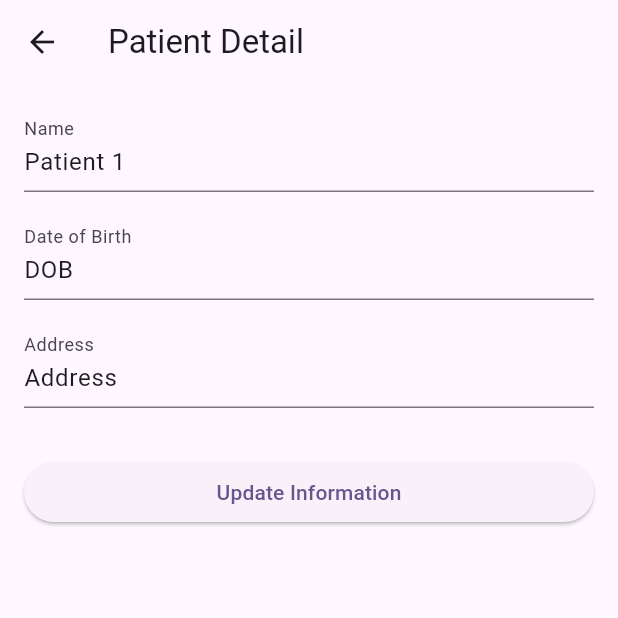
After one commit to RAM6IOS/Doctor-Office-Management, a Flutter app: the PatientListScreen screen opened directly, after a tap on "Patient 1", on a phone screen of 412 x 824 dp, the top half of it. The commit adds this screen. Run offline on Flutter 3.47's test engine with Material 2 defaults, Android fonts, the phone set to English and light mode, and no system bars.

Commit message:
first commit

```diff
--- /dev/null
+++ b/lib/PatientDetailScreen.dart
@@ -0,0 +1,67 @@
+import 'package:flutter/material.dart';
+
+class PatientDetailScreen extends StatefulWidget {
+  final String patientName;
+  final String patientDOB;
+  final String patientAddress;
+
+  PatientDetailScreen({
+    required this.patientName,
+    required this.patientDOB,
+    required this.patientAddress,
+  });
+
+  @override
+  _PatientDetailScreenState createState() => _PatientDetailScreenState();
+}
+
+class _PatientDetailScreenState extends State<PatientDetailScreen> {
+  TextEditingController nameController = TextEditingController();
+  TextEditingController dobController = TextEditingController();
+  TextEditingController addressController = TextEditingController();
+
+  @override
+  void initState() {
+    super.initState();
+    nameController.text = widget.patientName;
+    dobController.text = widget.patientDOB;
+    addressController.text = widget.patientAddress;
+  }
+
+  @override
+  Widget build(BuildContext context) {
+    return Scaffold(
+      appBar: AppBar(title: Text('Patient Detail')),
+      body: Padding(
+        padding: const EdgeInsets.all(16.0),
+        child: Column(
+          crossAxisAlignment: CrossAxisAlignment.stretch,
+          children: [
+            TextFormField(
+              controller: nameController,
+              decoration: InputDecoration(labelText: 'Name'),
+            ),
+            SizedBox(height: 16),
+            TextFormField(
+              controller: dobController,
+              decoration: InputDecoration(labelText: 'Date of Birth'),
+            ),
+            SizedBox(height: 16),
+            TextFormField(
+              controller: addressController,
+              decoration: InputDecoration(labelText: 'Address'),
+            ),
+            SizedBox(height: 32),
+            ElevatedButton(
+              onPressed: () {
+                // Implement logic to update patient information
+                // Update logic should be added here
+              },
+              child: Text('Update Information'),
+            ),
+          ],
+        ),
+      ),
+    );
+  }
+}
--- /dev/null
+++ b/lib/PatientListScreen.dart
@@ -0,0 +1,52 @@
+
+import 'package:flutter/material.dart';
+import 'PatientDetailScreen.dart';
+import 'AppointmentsScreen.dart';
+//import 'AppointmentsScreen';
+
+class PatientListScreen extends StatelessWidget {
+  final List<String> patients = [
+    'Patient 1',
+    'Patient 2',
+    'Patient 3',
+    // Add more patient names here
+  ];
+
+  @override
+  Widget build(BuildContext context) {
+    return Scaffold(
+      appBar: AppBar(title: Text('Patient List')),
+      body: ListView.builder(
+        itemCount: patients.length,
+        itemBuilder: (context, index) {
+          return ListTile(
+            title: Text(patients[index]),
+            onTap: () {
+              // Navigate to patient detail screen
+              Navigator.push(
+                context,
+                MaterialPageRoute(
+                  builder: (context) => PatientDetailScreen(
+                    patientName: patients[index],  // Required parameter
+                  patientDOB: 'DOB',            // Provide actual DOB
+                 patientAddress: 'Address',
+                  ),
+                ),
+              );
+            },
+          );
+        },
+      ),
+      floatingActionButton: FloatingActionButton(
+        onPressed: () {
+          // Navigate to the AppointmentsScreen
+          Navigator.push(
+            context,
+            MaterialPageRoute(builder: (context) => AppointmentsScreen()),
+          );
+        },
+        child: Icon(Icons.calendar_today),
+      ),
+    );
+  }
+}
```
Also changed, not shown: lib/AppointmentDetailScreen.dart (added, +47 -0 lines), lib/AppointmentsScreen.dart (added, +48 -0 lines), lib/CreateAppointmentScreen.dart (added, +57 -0 lines), lib/DoctorDashboard.dart (added, +47 -0 lines), lib/DoctorSignUpScreen.dart (added, +56 -0 lines), lib/LoginScreen.dart (+4 -14 lines), lib/UpdateAppointmentScreen.dart (added, +61 -0 lines), lib/main.dart (+0 -15 lines).
